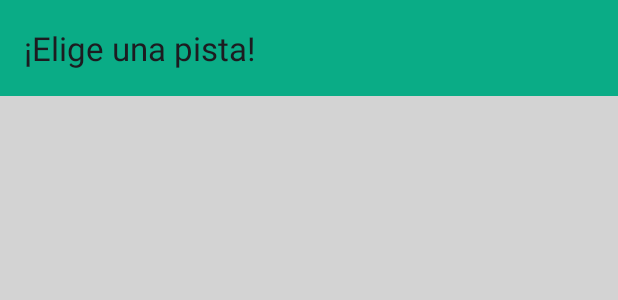
After one commit to PabloReyesTorrejon/UCAFieldBookingAndroid, an Android app: the layout activity_reservas.xml on its own in the app's theme, with its tools: preview values and no code run, on a phone screen of 412 x 824 dp. The commit adds this screen. Shown: the top 300 px of the screen. Run offline under Robolectric (Android 15) with nearby library versions, the phone set to English and light mode, and no system bars.

Commit message:
Añadido icono de añadir pistas y elementos del listado de reservas

```diff
--- /dev/null
+++ b/app/src/main/res/layout/activity_annadir_pista.xml
@@ -0,0 +1,6 @@
+<?xml version="1.0" encoding="utf-8"?>
+<androidx.constraintlayout.widget.ConstraintLayout xmlns:android="http://schemas.android.com/apk/res/android"
+    android:layout_width="match_parent"
+    android:layout_height="match_parent">
+
+</androidx.constraintlayout.widget.ConstraintLayout>
--- a/app/src/main/res/layout/activity_main.xml
+++ b/app/src/main/res/layout/activity_main.xml
@@ -5,6 +5,7 @@
     android:id="@+id/main"
     android:layout_width="match_parent"
     android:layout_height="match_parent"
+    android:background="@color/background"
     tools:context=".MainActivity">
 
     <TextView
--- /dev/null
+++ b/app/src/main/res/layout/activity_reservas.xml
@@ -0,0 +1,34 @@
+<?xml version="1.0" encoding="utf-8"?>
+<androidx.constraintlayout.widget.ConstraintLayout xmlns:android="http://schemas.android.com/apk/res/android"
+    xmlns:app="http://schemas.android.com/apk/res-auto"
+    xmlns:tools="http://schemas.android.com/tools"
+    android:id="@+id/main"
+    android:layout_width="match_parent"
+    android:layout_height="match_parent"
+    android:background="@color/background"
+    tools:context=".MainActivity">
+    <!--TOOLBAR-->
+    <com.google.android.material.appbar.AppBarLayout
+        android:id="@+id/appBar"
+        android:layout_width="match_parent"
+        android:layout_height="wrap_content"
+        android:theme="@style/ThemeOverlay.MaterialComponents.ActionBar"
+        app:layout_constraintTop_toTopOf="parent">
+        <androidx.appcompat.widget.Toolbar
+            android:id="@+id/my_toolbar"
+            android:layout_width="match_parent"
+            android:layout_height="?attr/actionBarSize"
+            android:background="@color/colorPrimary"
+            app:title="@string/Salas"
+            app:layout_scrollFlags="scroll|enterAlways" />
+    </com.google.android.material.appbar.AppBarLayout>
+
+    <androidx.recyclerview.widget.RecyclerView
+        android:id="@+id/recyclerView"
+        android:layout_width="match_parent"
+        android:layout_height="0dp"
+        app:layout_constraintTop_toBottomOf="@+id/appBar"
+        app:layout_constraintBottom_toBottomOf="parent"/>
+
+
+</androidx.constraintlayout.widget.ConstraintLayout>
--- a/app/src/main/res/values/colors.xml
+++ b/app/src/main/res/values/colors.xml
@@ -2,4 +2,8 @@
 <resources>
     <color name="black">#FF000000</color>
     <color name="white">#FFFFFFFF</color>
+    <color name="colorPrimary">#0AAC86</color>
+    <color name="background">#D3D3D3</color>
+    <color name="dark_gray">#A9A9A9</color>
+
 </resources>
--- a/app/src/main/res/values/strings.xml
+++ b/app/src/main/res/values/strings.xml
@@ -1,3 +1,9 @@
 <resources>
     <string name="app_name">UCAFieldBookingAndroid</string>
+    <string name="Salas">¡Elige una pista!</string>
+    <string name="get">GET</string>
+    <string name="reservar">Reservar</string>
+    <string name="nombre">Nombre de la reserva</string>
+    <string name="deporte">Deporte</string>
+    <string name="annadir_pista">Añadir Pista</string>
 </resources>
```
Also changed, not shown: app/src/main/res/drawable-anydpi/ic_action_name.xml (added, +11 -0 lines), app/src/main/res/layout/list_reservas.xml (added, +68 -0 lines), app/src/main/res/menu/menu_layout.xml (added, +9 -0 lines), app/src/main/res/drawable-hdpi/ic_action_name.png (added), app/src/main/res/drawable-mdpi/ic_action_name.png (added), app/src/main/res/drawable-xhdpi/ic_action_name.png (added), app/src/main/res/drawable-xxhdpi/ic_action_name.png (added).
